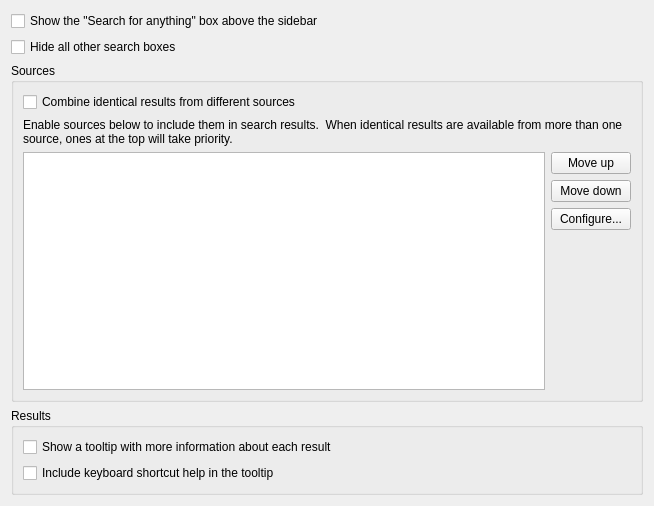
Qt form src/globalsearch/globalsearchsettingspage.ui (clementine-player/Clementine) before a commit.
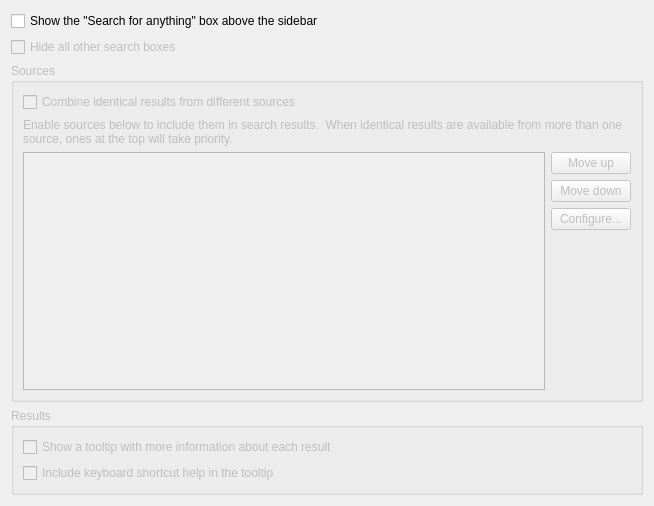
The same form after that commit.

Commit message: Disable the right fields in the global search settings page the first time the dialog is shown

```diff
--- a/src/globalsearch/globalsearchsettingspage.ui
+++ b/src/globalsearch/globalsearchsettingspage.ui
@@ -23,6 +23,9 @@
    </item>
    <item>
     <widget class="QCheckBox" name="hide_others">
+     <property name="enabled">
+      <bool>false</bool>
+     </property>
      <property name="text">
       <string>Hide all other search boxes</string>
      </property>
@@ -30,6 +33,9 @@
    </item>
    <item>
     <widget class="QGroupBox" name="sources_group">
+     <property name="enabled">
+      <bool>false</bool>
+     </property>
      <property name="title">
       <string>Sources</string>
      </property>
@@ -127,6 +133,9 @@
    </item>
    <item>
     <widget class="QGroupBox" name="results_group">
+     <property name="enabled">
+      <bool>false</bool>
+     </property>
      <property name="title">
       <string>Results</string>
      </property>
@@ -140,6 +149,9 @@
       </item>
       <item>
        <widget class="QCheckBox" name="tooltip_help">
+        <property name="enabled">
+         <bool>false</bool>
+        </property>
         <property name="text">
          <string>Include keyboard shortcut help in the tooltip</string>
         </property>
```
The commit also changes 1 other file.
